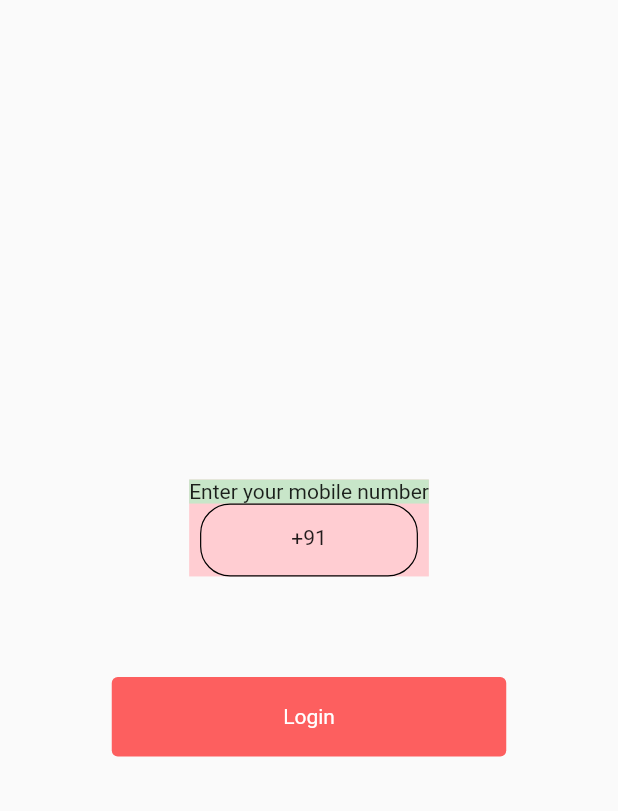
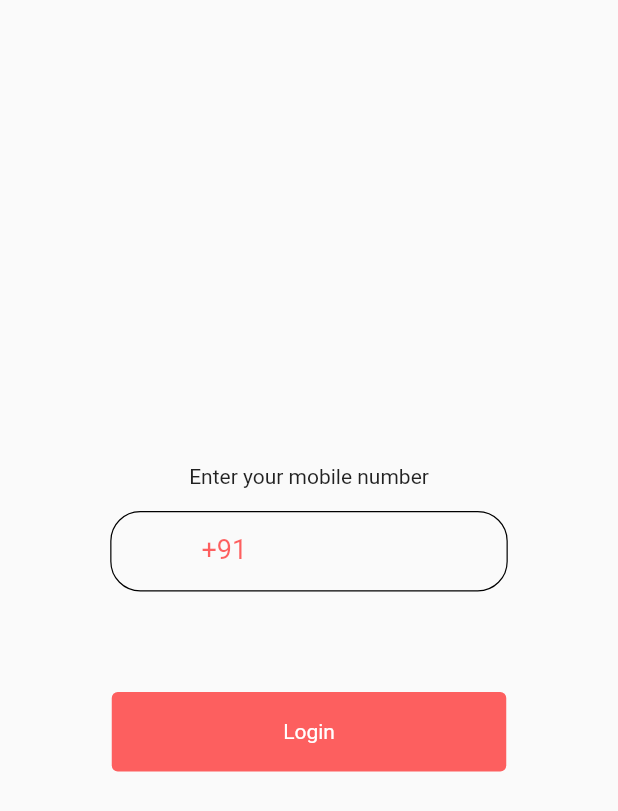
Before and after one commit to hrithikwins/bloodbank_app, a Flutter app: the screen it shows after launch, on a phone screen of 412 x 824 dp. Shown: the top 811 px of the screen. Run offline on Flutter 3.47's test engine with Material 2 defaults, Android fonts, the phone set to English and light mode, and no system bars.

Commit message:
completed login screen

```diff
--- a/lib/screens/mobile_number.dart
+++ b/lib/screens/mobile_number.dart
@@ -18,16 +18,18 @@ class MobileNumber extends StatelessWidget {
             children: [
               //the enter number field
               Container(
-                color: Colors.red.shade100,
                 child: Column(
                   children: [
                     Container(
-                      color: Colors.green.shade100,
                       child: Text(
                         "Enter your mobile number",
                       ),
                     ),
                     Container(
+                      width: 265,
+                      margin: EdgeInsets.only(
+                        top: 15,
+                      ),
                       padding: EdgeInsets.fromLTRB(60, 14, 60, 17),
                       decoration: BoxDecoration(
                           border: Border.all(
@@ -40,6 +42,10 @@ class MobileNumber extends StatelessWidget {
                           )),
                       child: Text(
                         "+91",
+                        style: TextStyle(
+                          fontSize: 18,
+                          color: MyColors.redPrimary,
+                        ),
                       ),
                     ),
                   ],
```
